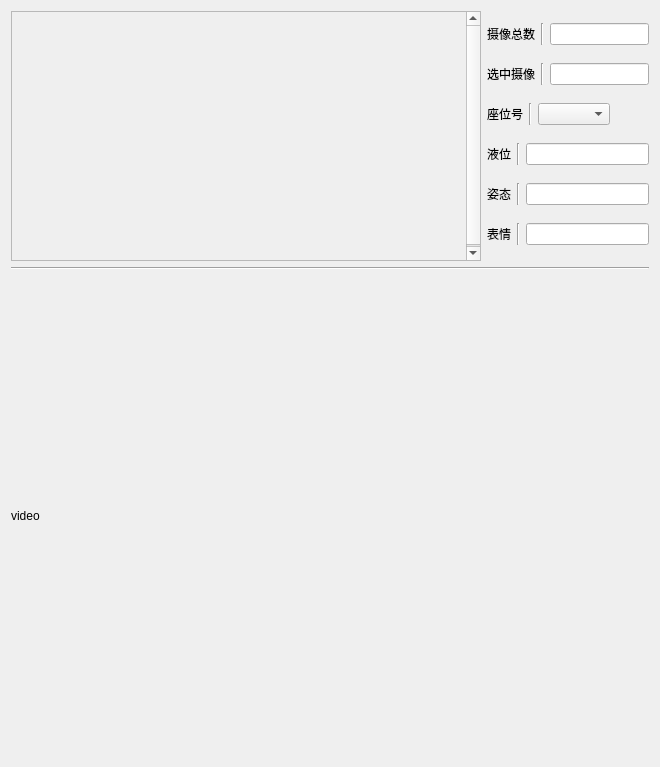
Above: GUI/ui/body.ui from Frost-rA9/infusion-companion before the change. Below: the same form after it.
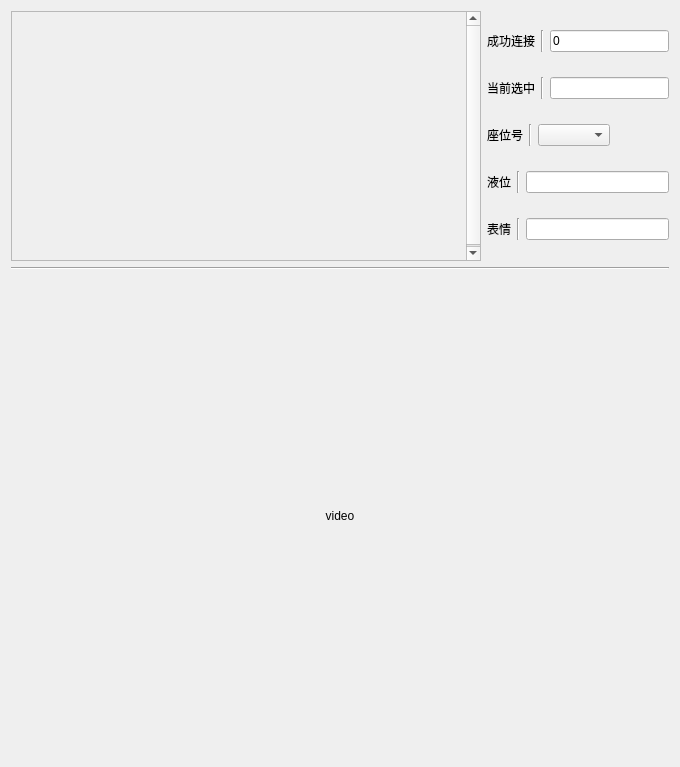
That is the form after the change.

Diff of the .ui file:
```diff
--- a/GUI/ui/body.ui
+++ b/GUI/ui/body.ui
@@ -6,28 +6,28 @@
    <rect>
     <x>0</x>
     <y>0</y>
-    <width>660</width>
+    <width>680</width>
     <height>765</height>
    </rect>
   </property>
   <property name="minimumSize">
    <size>
-    <width>660</width>
+    <width>680</width>
     <height>0</height>
    </size>
   </property>
   <property name="maximumSize">
    <size>
-    <width>660</width>
+    <width>680</width>
     <height>10000</height>
    </size>
   </property>
   <property name="windowTitle">
    <string>Form</string>
   </property>
-  <layout class="QVBoxLayout" name="verticalLayout">
+  <layout class="QVBoxLayout" name="verticalLayout_2">
    <item>
-    <layout class="QHBoxLayout" name="horizontalLayout_7">
+    <layout class="QHBoxLayout" name="horizontalLayout_6">
      <item>
       <widget class="QScrollArea" name="video_area">
        <property name="minimumSize">
@@ -64,13 +64,13 @@
       </widget>
      </item>
      <item>
-      <layout class="QVBoxLayout" name="verticalLayout_4">
+      <layout class="QVBoxLayout" name="verticalLayout">
        <item>
         <layout class="QHBoxLayout" name="horizontalLayout">
          <item>
           <widget class="QLabel" name="label">
            <property name="text">
-            <string>摄像总数</string>
+            <string>成功连接</string>
            </property>
           </widget>
          </item>
@@ -82,7 +82,11 @@
           </widget>
          </item>
          <item>
-          <widget class="QLineEdit" name="sum_line_edit"/>
+          <widget class="QLineEdit" name="sum_line_edit">
+           <property name="text">
+            <string>0</string>
+           </property>
+          </widget>
          </item>
         </layout>
        </item>
@@ -91,7 +95,7 @@
          <item>
           <widget class="QLabel" name="label_2">
            <property name="text">
-            <string>选中摄像</string>
+            <string>当前选中</string>
            </property>
           </widget>
          </item>
@@ -124,11 +128,7 @@
           </widget>
          </item>
          <item>
-          <layout class="QVBoxLayout" name="verticalLayout_2">
-           <item>
-            <widget class="QComboBox" name="address_button"/>
-           </item>
-          </layout>
+          <widget class="QComboBox" name="address_button"/>
          </item>
          <item>
           <spacer name="horizontalSpacer">
@@ -169,27 +169,6 @@
        <item>
         <layout class="QHBoxLayout" name="horizontalLayout_5">
          <item>
-          <widget class="QLabel" name="label_7">
-           <property name="text">
-            <string>姿态</string>
-           </property>
-          </widget>
-         </item>
-         <item>
-          <widget class="Line" name="line_5">
-           <property name="orientation">
-            <enum>Qt::Vertical</enum>
-           </property>
-          </widget>
-         </item>
-         <item>
-          <widget class="QLineEdit" name="gesture_line_edit"/>
-         </item>
-        </layout>
-       </item>
-       <item>
-        <layout class="QHBoxLayout" name="horizontalLayout_6">
-         <item>
           <widget class="QLabel" name="label_5">
            <property name="text">
             <string>表情</string>
@@ -236,6 +215,9 @@
      <property name="text">
       <string>video</string>
      </property>
+     <property name="alignment">
+      <set>Qt::AlignCenter</set>
+     </property>
     </widget>
    </item>
   </layout>
```
